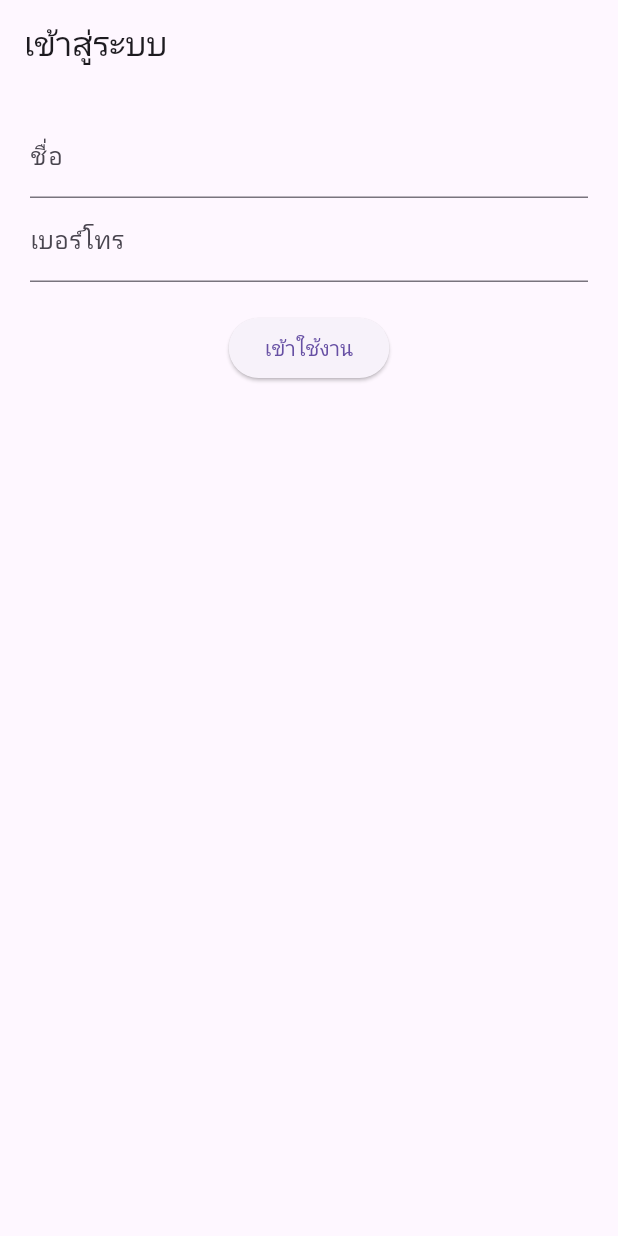
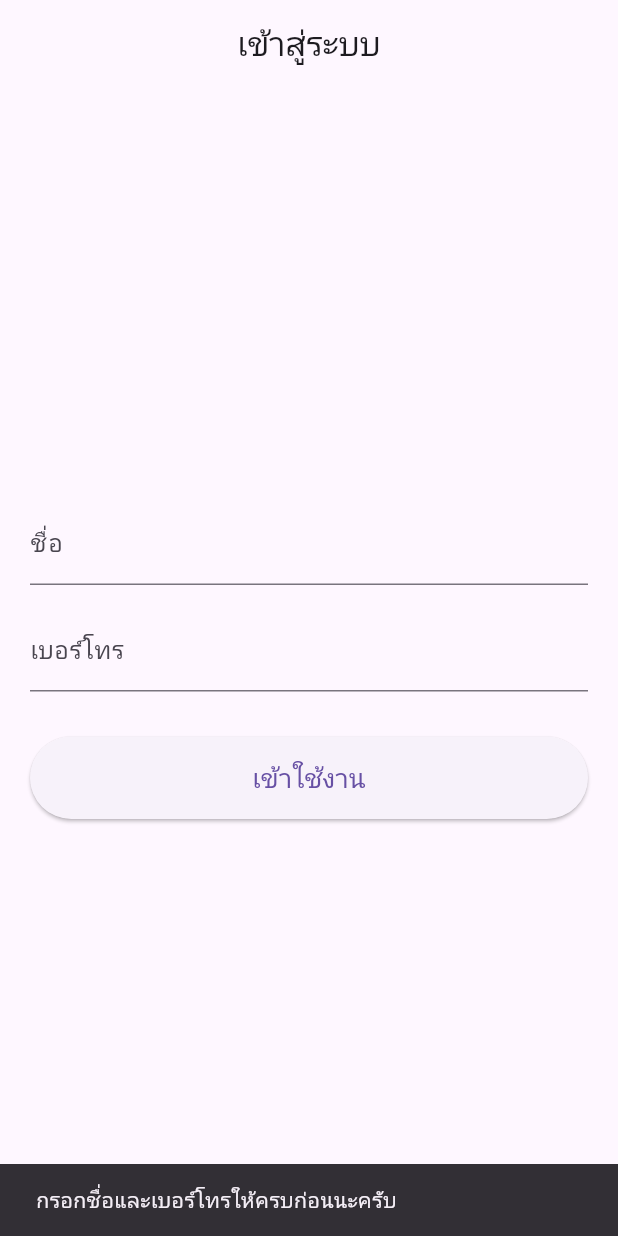
Before and after one commit to kott2556-debug/barber_queue, a Flutter app: the screen it shows after launch, after a tap on "เข้าใช้งาน", on a phone screen of 412 x 824 dp. Run offline on Flutter 3.47's test engine with Material 3 defaults, Android fonts, the light colour scheme and no system bars.

Commit message:
ใส่โค๊ดครบทุกไฟล์ใช้ได้ดีมาก ไม่มีเอ่อเร่อเลย

```diff
--- a/lib/main.dart
+++ b/lib/main.dart
@@ -3,6 +3,7 @@ import 'screens/login_screen.dart';
 import 'screens/home_screen.dart';
 import 'screens/booking_screen.dart';
 import 'screens/queue_screen.dart';
+import 'screens/admin_dashboard.dart';   // 👈 เพิ่มบรรทัดนี้
 
 void main() {
   runApp(const MyApp());
@@ -22,6 +23,7 @@ class MyApp extends StatelessWidget {
         '/home': (_) => const HomeScreen(),
         '/booking': (_) => const BookingScreen(),
         '/queue': (_) => const QueueScreen(),
+        '/admin': (_) => const AdminDashboard(),   // 👈 เพิ่ม route ตรงนี้
       },
     );
   }
--- a/lib/screens/login_screen.dart
+++ b/lib/screens/login_screen.dart
@@ -11,34 +11,71 @@ class _LoginScreenState extends State<LoginScreen> {
   final nameController = TextEditingController();
   final phoneController = TextEditingController();
 
+  void _login() {
+    final name = nameController.text.trim();
+    final phone = phoneController.text.trim();
+
+    if (name.isEmpty || phone.isEmpty) {
+      ScaffoldMessenger.of(context).showSnackBar(
+        const SnackBar(content: Text("กรอกชื่อและเบอร์โทรให้ครบก่อนนะครับ")),
+      );
+      return;
+    }
+
+    // ---- เงื่อนไขเข้า Admin ----
+    if (name == "admin" && phone == "2468") {
+      Navigator.pushReplacementNamed(context, '/admin');
+      return;
+    }
+
+    // ---- ผู้ใช้ทั่วไป ----
+    Navigator.pushReplacementNamed(context, '/home');
+  }
+
   @override
   Widget build(BuildContext context) {
     return Scaffold(
-      appBar: AppBar(title: const Text("เข้าสู่ระบบ")),
+      appBar: AppBar(
+        title: const Text("เข้าสู่ระบบ"),
+        centerTitle: true,
+      ),
+
       body: Padding(
         padding: const EdgeInsets.all(20),
         child: Column(
+          mainAxisAlignment: MainAxisAlignment.center,
           children: [
+
             TextField(
               controller: nameController,
-              decoration: const InputDecoration(labelText: "ชื่อ"),
+              decoration: const InputDecoration(
+                labelText: "ชื่อ",
+              ),
             ),
+
+            const SizedBox(height: 15),
+
             TextField(
               controller: phoneController,
               keyboardType: TextInputType.phone,
-              decoration: const InputDecoration(labelText: "เบอร์โทร"),
+              decoration: const InputDecoration(
+                labelText: "เบอร์โทร",
+              ),
             ),
-            const SizedBox(height: 20),
+
+            const SizedBox(height: 30),
+
             ElevatedButton(
-              onPressed: () {
-                // ตรวจสอบข้อมูล
-                if (nameController.text.isNotEmpty &&
-                    phoneController.text.isNotEmpty) {
-                  Navigator.pushReplacementNamed(context, '/home');
-                }
-              },
-              child: const Text("เข้าใช้งาน"),
-            )
+              onPressed: _login,
+              style: ElevatedButton.styleFrom(
+                minimumSize: const Size(double.infinity, 55),
+              ),
+              child: const Text(
+                "เข้าใช้งาน",
+                style: TextStyle(fontSize: 18),
+              ),
+            ),
+
           ],
         ),
       ),
```
Also changed, not shown: lib/screens/admin_dashboard.dart (+114 -0 lines), lib/screens/booking_screen.dart (+65 -2 lines), lib/screens/queue_screen.dart (+43 -3 lines), lib/utils/queue_manager.dart (added, +30 -0 lines).
